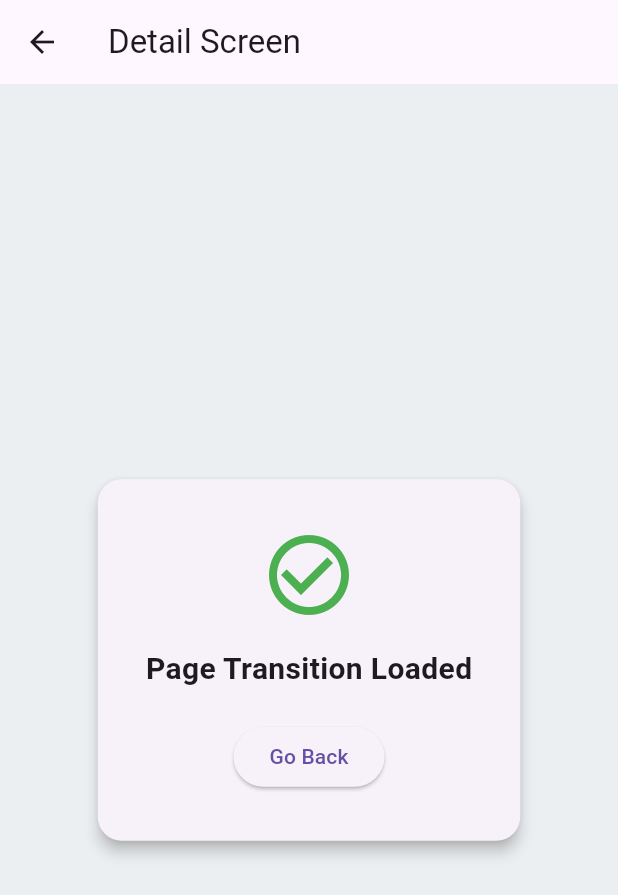
After one commit to BorosSmosSne/groceries_app, a Flutter app: the FirstScreen screen opened directly, after a tap on "Open Detail Screen", on a phone screen of 412 x 824 dp. The commit adds this screen. Shown: the top 895 px of the screen. Run offline on Flutter 3.47's test engine with Material 3 defaults, Android fonts, the phone set to English and light mode, and no system bars; our stand-ins replace carousel_slider, device_preview, flutter_custom_clippers, flutter_svg_provider, google_fonts, shared_preferences; accounts and stored records are empty; statements that could not run were skipped.

Commit message:
fade transaction and slide transaction combine

```diff
--- a/lib/main.dart
+++ b/lib/main.dart
@@ -1,6 +1,7 @@
 import 'package:device_preview/device_preview.dart';
 import 'package:flutter/foundation.dart';
 import 'package:flutter/material.dart';
+import 'package:groceries_app/screens/fade_animation.dart';
 import 'package:groceries_app/screens/home_screen.dart';
 import 'package:groceries_app/screens/home_screen_2.dart';
 import 'package:groceries_app/screens/login_screen.dart';
@@ -24,7 +25,9 @@ class MainApp extends StatelessWidget {
     return MaterialApp(
       locale: DevicePreview.locale(context),
       debugShowCheckedModeBanner: false,
-      // home: HomeScreen2(),
+      // home:
+      // DetailScreen(),
+      // FirstScreen(),
       initialRoute: '/',
       routes: {
         '/': (context) => const SplashScreen(),
--- /dev/null
+++ b/lib/screens/fade_animation.dart
@@ -0,0 +1,89 @@
+import 'package:flutter/material.dart';
+
+// --- Screen 1: Home Screen ---
+class FirstScreen extends StatelessWidget {
+  const FirstScreen({super.key});
+
+  // Custom route combining Slide and Fade
+  Route _createSlideFadeRoute() {
+    return PageRouteBuilder(
+      pageBuilder: (context, animation, secondaryAnimation) => const DetailScreen(),
+      transitionDuration: const Duration(milliseconds: 600),
+      reverseTransitionDuration: const Duration(milliseconds: 500),
+      transitionsBuilder: (context, animation, secondaryAnimation, child) {
+        // 1. Slide Animation: Starts offscreen below and moves to center
+        final slideTween = Tween<Offset>(
+          begin: const Offset(0.0, 0.3), // 30% below screen
+          end: Offset.zero,
+        ).chain(CurveTween(curve: Curves.easeOutCubic));
+
+        // 2. Fade Animation: 0.0 (transparent) to 1.0 (fully visible)
+        final fadeTween = Tween<double>(
+          begin: 0.0,
+          end: 1.0,
+        ).chain(CurveTween(curve: Curves.easeIn));
+
+        return SlideTransition(
+          position: animation.drive(slideTween),
+          child: FadeTransition(
+            opacity: animation.drive(fadeTween),
+            child: child,
+          ),
+        );
+      },
+    );
+  }
+
+  @override
+  Widget build(BuildContext context) {
+    return Scaffold(
+      appBar: AppBar(title: const Text('Home Screen')),
+      body: Center(
+        child: ElevatedButton(
+          onPressed: () {
+            Navigator.of(context).push(_createSlideFadeRoute());
+          },
+          child: const Text('Open Detail Screen'),
+        ),
+      ),
+    );
+  }
+}
+
+// --- Screen 2: Destination Screen ---
+class DetailScreen extends StatelessWidget {
+  const DetailScreen({super.key});
+
+  @override
+  Widget build(BuildContext context) {
+    return Scaffold(
+      backgroundColor: Colors.blueGrey.shade50,
+      appBar: AppBar(title: const Text('Detail Screen')),
+      body: Center(
+        child: Card(
+          elevation: 4,
+          shape: RoundedRectangleBorder(borderRadius: BorderRadius.circular(16)),
+          child: Padding(
+            padding: const EdgeInsets.all(32.0),
+            child: Column(
+              mainAxisSize: MainAxisSize.min,
+              children: [
+                const Icon(Icons.check_circle_outline, color: Colors.green, size: 64),
+                const SizedBox(height: 16),
+                const Text(
+                  'Page Transition Loaded',
+                  style: TextStyle(fontSize: 20, fontWeight: FontWeight.bold),
+                ),
+                const SizedBox(height: 20),
+                ElevatedButton(
+                  onPressed: () => Navigator.of(context).pop(),
+                  child: const Text('Go Back'),
+                ),
+              ],
+            ),
+          ),
+        ),
+      ),
+    );
+  }
+}
--- a/lib/screens/login_screen.dart
+++ b/lib/screens/login_screen.dart
@@ -65,7 +65,7 @@ class _HomescreenState extends State<LoginScreen> {
     if (_formKey.currentState?.validate() == null) return;
     if (_formKey.currentState!.validate()) {
       final email = 'sv9@gmail.com';
-      final password = 'Sv9@1234';
+      final password = 'Sv9@12345';
       if (_emailController.text == email &&
           _passwordController.text == password) {
         final responeToken =
@@ -144,8 +144,7 @@ class _HomescreenState extends State<LoginScreen> {
                         SizedBox(height: 20),
                         Form(
                           key: _formKey,
-                          autovalidateMode: AutovalidateMode.onUserInteraction,
-
+                          autovalidateMode: AutovalidateMode.disabled,
                           child: Column(
                             crossAxisAlignment: CrossAxisAlignment.start,
                             children: [
```
Also changed, not shown: lib/helpers/product_card.dart (+32 -2 lines), lib/screens/home_screen.dart (+36 -2 lines).
